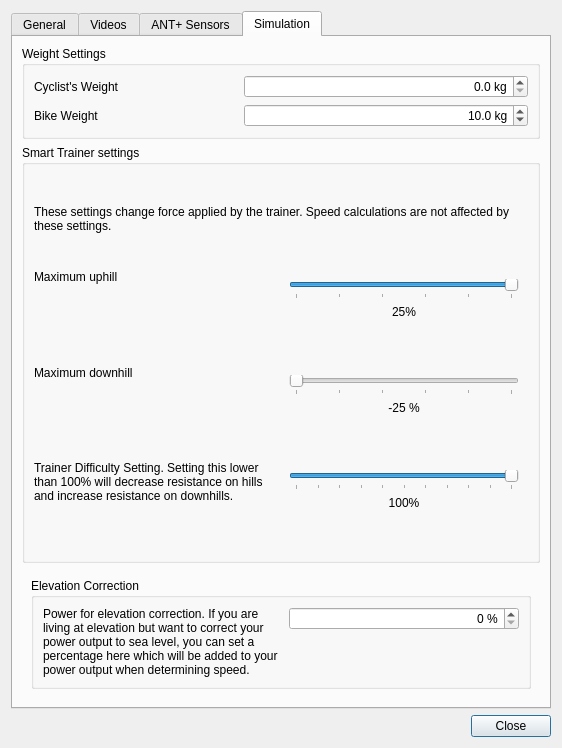
The window that mainlib/maingui/settingsdialog.ui (rsippl/big-ring) describes before a commit, drawn with Qt 5.
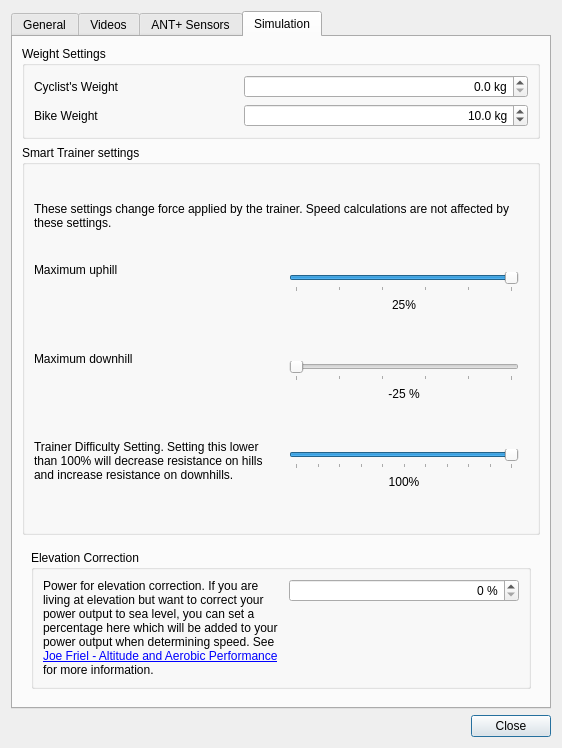
The same window after the commit. The open tabs and pages were chosen to show the change.

Commit message: Added link to Joe Friel's Altitude and Aerobic Performance in simulation settings.

The edit to the form file:
```diff
--- a/mainlib/maingui/settingsdialog.ui
+++ b/mainlib/maingui/settingsdialog.ui
@@ -789,7 +789,7 @@
                 </size>
                </property>
                <property name="text">
-                <string>Power for elevation correction. If you are living at elevation but want to correct your power output to sea level, you can set a percentage here which will be added to your power output when determining speed. </string>
+                <string>&lt;html&gt;&lt;head/&gt;&lt;body&gt;&lt;p&gt;Power for elevation correction. If you are living at elevation but want to correct your power output to sea level, you can set a percentage here which will be added to your power output when determining speed. See &lt;a href=&quot;http://www.joefrielsblog.com/2010/09/altitude-and-aerobic-performance.html&quot;&gt;&lt;span style=&quot; text-decoration: underline; color:#0000ff;&quot;&gt;Joe Friel - Altitude and Aerobic Performance&lt;/span&gt;&lt;/a&gt; for more information.&lt;/p&gt;&lt;/body&gt;&lt;/html&gt;</string>
                </property>
                <property name="wordWrap">
                 <bool>true</bool>
```
Left out of the diff: 3 changed lines with no effect on the pictures.
